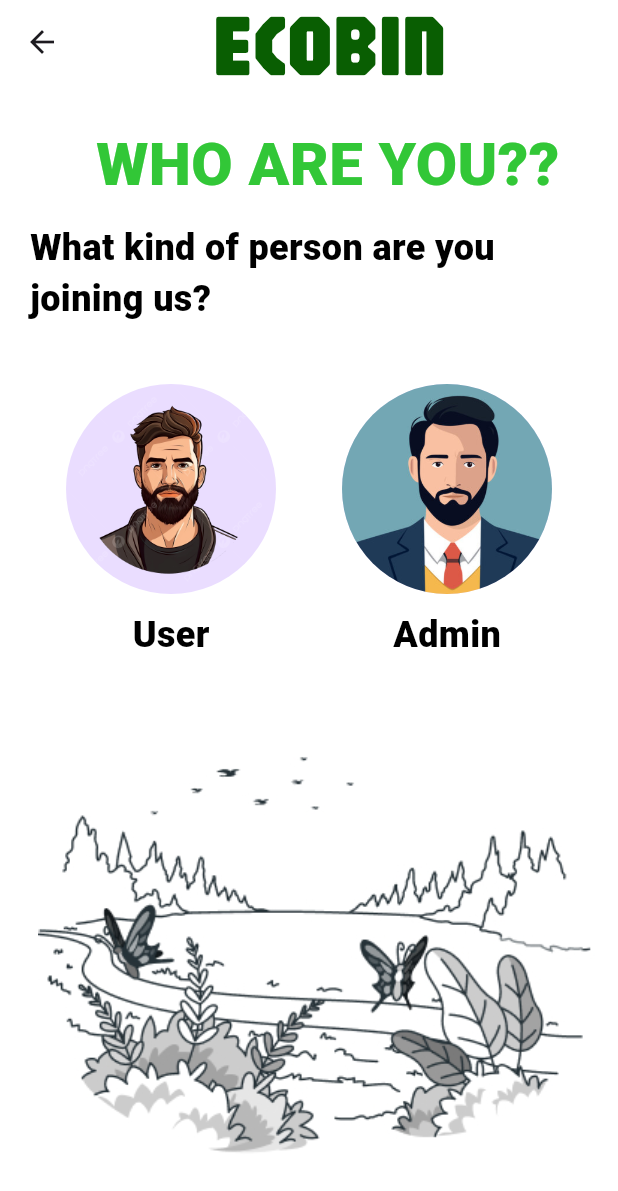
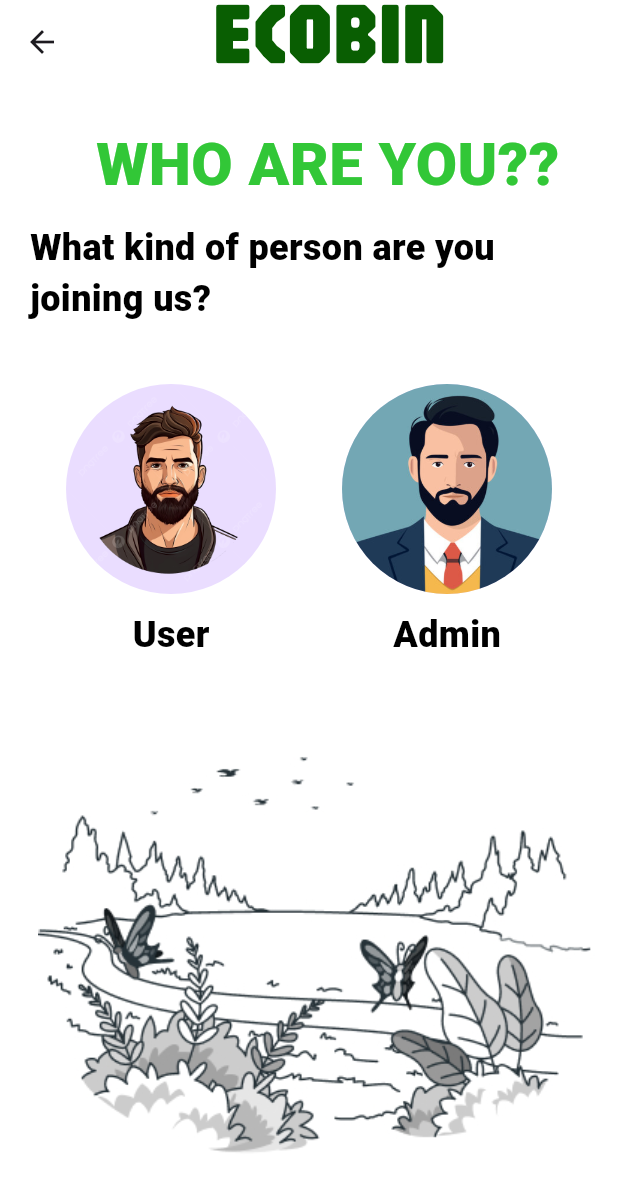
Before and after one commit to praveen2001dil/EcoBin-Mobile-Application, a Flutter app: the screen it shows after launch, after a tap on "Join Us Now", on a phone screen of 412 x 824 dp. Shown: the top 1191 px of the screen. Run offline on Flutter 3.47's test engine with Material 3 defaults, Android fonts, the phone set to English and light mode, and no system bars; our stand-ins replace google_maps_flutter; missing offline and left inert: flutter_polyline_points; Roboto replaces fonts that are missing (RobotoSlab-Bold).

```diff
--- a/lib/Selection.dart
+++ b/lib/Selection.dart
@@ -17,7 +17,7 @@ class Selection extends StatelessWidget {
         appBar: AppBar(
           backgroundColor: Colors.white,
           title: const Padding(
-            padding: EdgeInsets.only(left: 70),
+            padding: EdgeInsets.only(left: 70, bottom: 15),
             child: Text(
               "ECOBIN",
               style: TextStyle(
```
